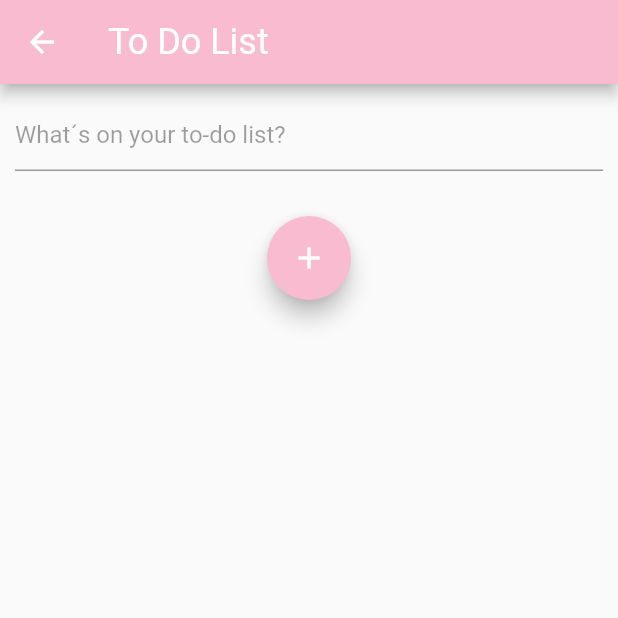
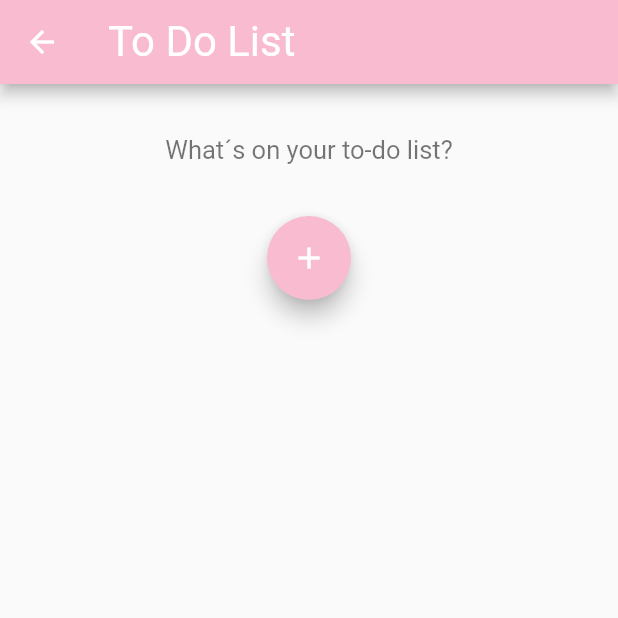
Before and after one commit to gu-tig169-ht21/gusfasag, a Flutter app: the SecondView screen opened directly, on a phone screen of 412 x 824 dp, the top half of it. Run offline on Flutter 3.47's test engine with Material 2 defaults, Android fonts, the phone set to English and light mode, and no system bars; our stand-ins replace roundcheckbox; network calls fail; Roboto replaces fonts that are missing (Helvetica).

Commit message:
färdig app

```diff
--- a/lib/main.dart
+++ b/lib/main.dart
@@ -19,13 +19,13 @@ class MyApp extends StatelessWidget {
   @override
   Widget build(BuildContext context) {
     return MaterialApp(
+      debugShowCheckedModeBanner: false,
       theme: ThemeData(
         brightness: Brightness.light,
         primaryColor: Colors.white,
         fontFamily: 'Helvetica',
-        unselectedWidgetColor: Colors.pink[100],
       ),
-      home: HomeView(),
+      home: const HomeView(),
     );
   }
 }
--- a/lib/second_view.dart
+++ b/lib/second_view.dart
@@ -10,14 +10,17 @@ class SecondView extends StatelessWidget {
     return Scaffold(
       appBar: AppBar(
         title: const Text('To Do List'),
-        titleTextStyle: const TextStyle(fontSize: 24, color: Colors.white),
+        titleTextStyle: const TextStyle(fontSize: 28, color: Colors.white),
         backgroundColor: Colors.pink[100],
       ),
       body: Column(
         children: [
+          Container(
+            padding: EdgeInsets.all(5),
+          ),
           _ToDoInputField(),
           Container(
-            padding: EdgeInsets.all(10),
+            padding: EdgeInsets.all(5),
           ),
           FloatingActionButton(
             backgroundColor: Colors.pink[100],
@@ -41,15 +44,17 @@ class SecondView extends StatelessWidget {
     return Container(
       margin: EdgeInsets.all(10),
       child: TextField(
-          cursorColor: Colors.pink,
-          controller: ToDoInputField,
-          decoration: const InputDecoration(
-            hintText: 'What´s on your to-do list?',
-            hintStyle: TextStyle(color: Colors.black38),
-            focusedBorder: UnderlineInputBorder(
-              borderSide: BorderSide(color: Colors.pink),
-            ),
-          )),
+        style: TextStyle(height: 1.2),
+        cursorColor: Colors.pink[200],
+        textAlign: TextAlign.center,
+        controller: ToDoInputField,
+        keyboardType: TextInputType.text,
+        decoration: InputDecoration(
+          hintText: 'What´s on your to-do list?',
+          hintStyle: TextStyle(fontSize: 17, color: Colors.black54),
+          border: InputBorder.none,
+        ),
+      ),
     );
   }
 }
--- a/lib/state.dart
+++ b/lib/state.dart
@@ -36,11 +36,6 @@ class MyState extends ChangeNotifier {
     notifyListeners();
   }
 
-/*
-  void addTodo(ToDo task) async {
-    list.add(task);
-    notifyListeners();
-  }*/
   void deleteItem(ToDo toDo) async {
     _list = await ToDoFetcher.deleteTodo(toDo.id);
     notifyListeners();
```
Also changed, not shown: lib/home_view.dart (+5 -5 lines), lib/list.dart (+6 -4 lines), lib/todo_fetcher.dart (+2 -10 lines).
